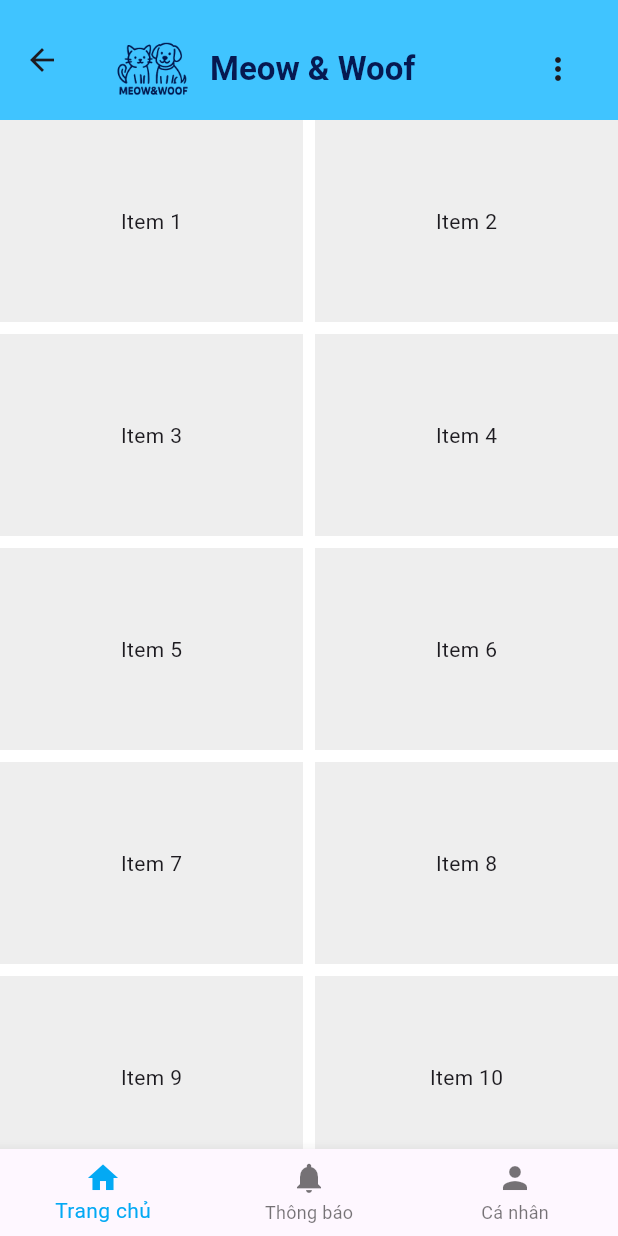
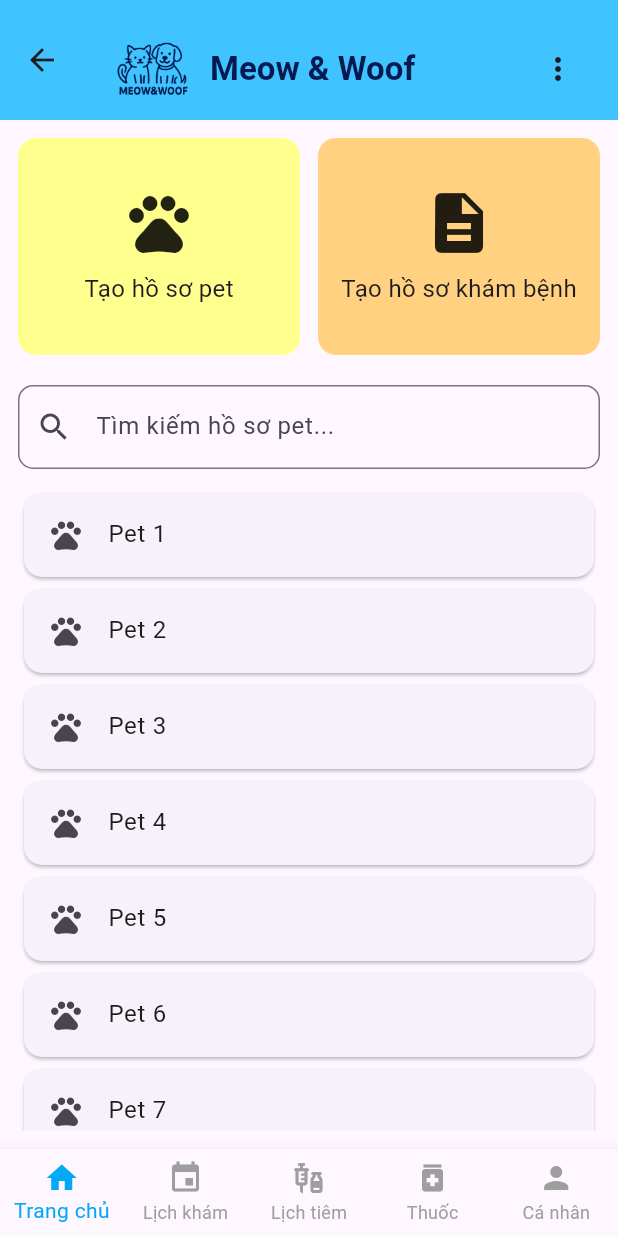
Before and after one commit to DuyTaiNguyxn/MeowNWoof, a Flutter app: the HomeScreen screen opened by its route, on a phone screen of 412 x 824 dp. Run offline on Flutter 3.47's test engine with Material 3 defaults, Android fonts, the phone set to English and light mode, and no system bars; our stand-ins replace fluttertoast, shared_preferences; accounts and stored records are empty.

Commit message:
edit home_tab

```diff
--- a/lib/views/bot_nav_tabs/home_tab.dart
+++ b/lib/views/bot_nav_tabs/home_tab.dart
@@ -1,30 +1,148 @@
 import 'package:flutter/material.dart';
+import 'package:meow_n_woof/views/create_pet_profile.dart';
+import 'package:meow_n_woof/views/pet_profile_detail.dart';
 
-class HomeTab extends StatelessWidget {
-  final List<String> items = List.generate(20, (index) => 'Item ${index + 1}');
+class HomeTab extends StatefulWidget {
+  @override
+  State<HomeTab> createState() => _HomeTabState();
+}
+
+class _HomeTabState extends State<HomeTab> {
+  final List<String> _allPets = List.generate(20, (index) => 'Pet ${index + 1}');
+  List<String> _filteredPets = [];
+  TextEditingController _searchController = TextEditingController();
+
+  @override
+  void initState() {
+    super.initState();
+    _filteredPets = List.from(_allPets);
+    _searchController.addListener(_onSearch);
+  }
+
+  void _onSearch() {
+    setState(() {
+      _filteredPets = _allPets
+          .where((pet) => pet.toLowerCase().contains(_searchController.text.toLowerCase()))
+          .toList();
+    });
+  }
+
+  @override
+  void dispose() {
+    _searchController.dispose();
+    super.dispose();
+  }
+
+  void _navigateToCreatePetProfile() {
+    Navigator.push(
+      context,
+      MaterialPageRoute(builder: (context) => CreatePetProfilePage()),
+    );
+  }
+
+  void _navigateToCreateMedicalRecord() {
+    // Giả sử bro có một file tương tự cho tạo hồ sơ khám bệnh
+    // Navigator.push(context, MaterialPageRoute(builder: (context) => CreateMedicalRecordPage()));
+  }
 
   @override
   Widget build(BuildContext context) {
-    return ScrollConfiguration(
-      behavior: const ScrollBehavior().copyWith(overscroll: false),
-      child: Container(
-        color: Colors.white,
-        child: GridView.builder(
-          gridDelegate: const SliverGridDelegateWithFixedCrossAxisCount(
+    return Padding(
+      padding: const EdgeInsets.all(12.0),
+      child: Column(
+        children: [
+          // Grid 2 nút lớn
+          GridView.count(
+            shrinkWrap: true,
             crossAxisCount: 2,
-            crossAxisSpacing: 8.0,
-            mainAxisSpacing: 8.0,
-            childAspectRatio: 1.5,
+            crossAxisSpacing: 12,
+            mainAxisSpacing: 12,
+            childAspectRatio: 1.3,
+            children: [
+              InkWell(
+                onTap: _navigateToCreatePetProfile,
+                child: Container(
+                  decoration: BoxDecoration(
+                    color: Colors.yellowAccent[100],
+                    borderRadius: BorderRadius.circular(12),
+                  ),
+                  child: Column(
+                    mainAxisAlignment: MainAxisAlignment.center,
+                    children: const [
+                      Icon(Icons.pets, size: 48),
+                      SizedBox(height: 8),
+                      Text('Tạo hồ sơ pet', style: TextStyle(fontSize: 16)),
+                    ],
+                  ),
+                ),
+              ),
+              InkWell(
+                onTap: _navigateToCreateMedicalRecord,
+                child: Container(
+                  decoration: BoxDecoration(
+                    color: Colors.orangeAccent[100],
+                    borderRadius: BorderRadius.circular(12),
+                  ),
+                  child: Column(
+                    mainAxisAlignment: MainAxisAlignment.center,
+                    children: const [
+                      Icon(Icons.description, size: 48),
+                      SizedBox(height: 8),
+                      Text('Tạo hồ sơ khám bệnh', style: TextStyle(fontSize: 16)),
+                    ],
+                  ),
+                ),
+              ),
+            ],
           ),
-          itemCount: items.length,
-          itemBuilder: (context, index) {
-            return Container(
-              padding: const EdgeInsets.all(8.0),
-              color: Colors.grey[200],
-              child: Center(child: Text(items[index])),
-            );
-          },
-        ),
+
+          const SizedBox(height: 20),
+
+          // Thanh tìm kiếm
+          TextField(
+            controller: _searchController,
+            decoration: InputDecoration(
+              prefixIcon: Icon(Icons.search),
+              hintText: 'Tìm kiếm hồ sơ pet...',
+              border: OutlineInputBorder(borderRadius: BorderRadius.circular(10)),
+            ),
+          ),
+
+          const SizedBox(height: 12),
+
+          // Danh sách hồ sơ pet
+          Expanded(
+            child: _filteredPets.isEmpty
+                ? Center(child: Text('Không tìm thấy hồ sơ pet nào.'))
+                : ListView.builder(
+              itemCount: _filteredPets.length,
+              itemBuilder: (context, index) {
+                return Card(
+                  child: ListTile(
+                    leading: Icon(Icons.pets),
+                    title: Text(_filteredPets[index]),
+                    onTap: () {
+                      // Truyền dữ liệu đến pet_profile_detail.dart
+                      Navigator.push(
+                        context,
+                        MaterialPageRoute(
+                          builder: (context) => PetProfileDetail(
+                            //petName: _filteredPets[index], // Dữ liệu ví dụ
+                            petName: 'Milu',
+                            species: 'Chó',
+                            breed: 'Poodle',
+                            gender: 'Cái',
+                            age: 2,
+                          ),
+                        ),
+                      );
+                    },
+                  ),
+                );
+              },
+            ),
+          ),
+        ],
       ),
     );
   }
--- /dev/null
+++ b/lib/views/create_pet_profile.dart
@@ -0,0 +1,12 @@
+import 'package:flutter/material.dart';
+import 'package:meow_n_woof/widgets/app_bar.dart';
+
+class CreatePetProfilePage extends StatelessWidget {
+  @override
+  Widget build(BuildContext context) {
+    return Scaffold(
+      appBar: CustomAppBar(title: 'Tạo hồ sơ pet'),
+      body: Center(child: Text('Trang tạo hồ sơ pet')),
+    );
+  }
+}
--- a/lib/views/home.dart
+++ b/lib/views/home.dart
@@ -1,8 +1,6 @@
 import 'package:flutter/material.dart';
-import 'package:fluttertoast/fluttertoast.dart';
-import 'package:shared_preferences/shared_preferences.dart';
-import 'package:meow_n_woof/widgets/home_menu.dart';
 import 'package:meow_n_woof/views/bot_nav_tabs/home_tab.dart';
+import 'package:meow_n_woof/widgets/app_bar.dart';
 
 class HomeScreen extends StatefulWidget {
   const HomeScreen({super.key});
@@ -16,52 +14,41 @@ class _HomeScreenState extends State<HomeScreen> {
 
   final List<Widget> _pages = [
     HomeTab(),
-    Center(child: Text('Thông báo')),
+    Center(child: Text('Lịch khám')),
+    Center(child: Text('Lịch tiêm')),
+    Center(child: Text('Thuốc')),
     Center(child: Text('Cá nhân')),
   ];
 
   @override
   Widget build(BuildContext context) {
     return Scaffold(
-      appBar: AppBar(
-        toolbarHeight: 80.0,
-        backgroundColor: Colors.lightBlueAccent,
-        title: Padding(
-          padding: const EdgeInsets.only(top: 12),
-          child: Row(
-            children: [
-              Image.asset(
-                'assets/images/logo.png',
-                width: 60,
-                height: 60,
-              ),
-              const SizedBox(width: 8.0),
-              const Text(
-                'Meow & Woof',
-                style: TextStyle(
-                  fontWeight: FontWeight.bold,
-                  color: Color.fromARGB(255, 6, 25, 81),
-                ),
-              ),
-              const Spacer(),
-              PopupHomeMenu(),
-            ],
-          )
-        ),
+      appBar: const CustomAppBar(
+        title: 'Meow & Woof',
       ),
       body: _pages[_currentIndex],
       bottomNavigationBar: BottomNavigationBar(
+        type: BottomNavigationBarType.fixed,
         currentIndex: _currentIndex,
         onTap: (index) => setState(() => _currentIndex = index),
         selectedItemColor: Colors.lightBlue,
+        unselectedItemColor: Colors.grey,
         items: const [
           BottomNavigationBarItem(
             icon: Icon(Icons.home),
             label: 'Trang chủ',
           ),
           BottomNavigationBarItem(
-            icon: Icon(Icons.notifications),
-            label: 'Thông báo',
+            icon: Icon(Icons.event),
+            label: 'Lịch khám',
+          ),
+          BottomNavigationBarItem(
+            icon: Icon(Icons.vaccines),
+            label: 'Lịch tiêm',
+          ),
+          BottomNavigationBarItem(
+            icon: Icon(Icons.medication),
+            label: 'Thuốc',
           ),
           BottomNavigationBarItem(
             icon: Icon(Icons.person),
--- /dev/null
+++ b/lib/widgets/app_bar.dart
@@ -0,0 +1,51 @@
+import 'package:flutter/material.dart';
+import 'package:meow_n_woof/widgets/home_menu.dart';
+
+class CustomAppBar extends StatelessWidget implements PreferredSizeWidget {
+  final String title;
+  final Color backgroundColor;
+  final Widget? leading;
+  final Widget? action;
+
+  const CustomAppBar({
+    Key? key,
+    required this.title,
+    this.backgroundColor = Colors.lightBlueAccent,
+    this.leading,
+    this.action,
+  }) : super(key: key);
+
+  @override
+  Widget build(BuildContext context) {
+    return AppBar(
+      toolbarHeight: 80.0,
+      backgroundColor: backgroundColor,
+      leading: leading,
+      title: Padding(
+        padding: const EdgeInsets.only(top: 12),
+        child: Row(
+          children: [
+            Image.asset(
+              'assets/images/logo.png',
+              width: 60,
+              height: 60,
+            ),
+            const SizedBox(width: 8.0),
+            Text(
+              title,
+              style: const TextStyle(
+                fontWeight: FontWeight.bold,
+                color: Color.fromARGB(255, 6, 25, 81),
+              ),
+            ),
+            const Spacer(),
+            action ?? const PopupHomeMenu(),
+          ],
+        ),
+      ),
+    );
+  }
+
+  @override
+  Size get preferredSize => const Size.fromHeight(80.0);
+}
```
Also changed, not shown: lib/views/login.dart (+15 -15 lines), lib/views/pet_profile_detail.dart (added, +74 -0 lines).
